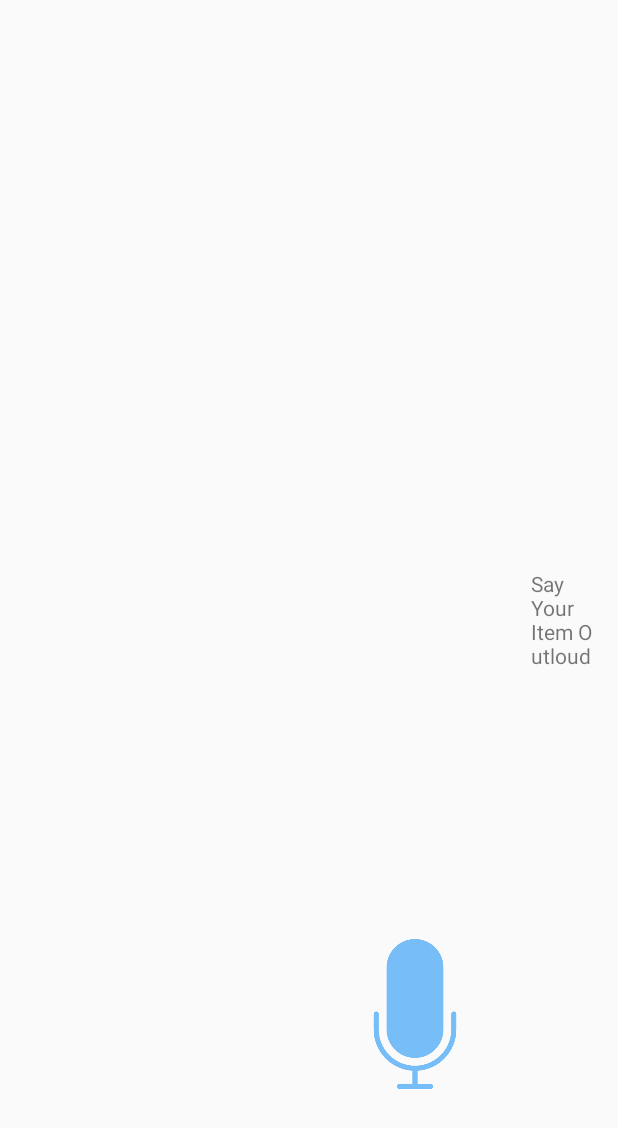
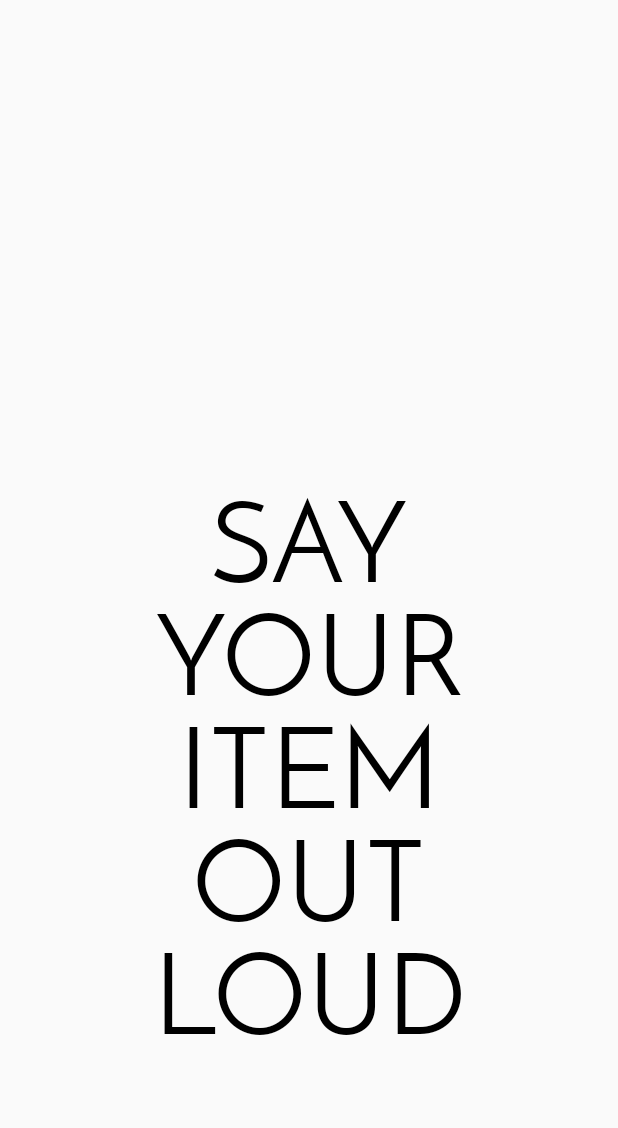
Before and after one commit to yinjisheng311/forgetmenot, an Android app: the SpeechPutActivity screen opened directly, with no data from a screen before it, on a phone screen of 412 x 824 dp. Shown: the top 1128 px of the screen. Run offline under Robolectric (Android 15) with nearby library versions, the phone set to English and light mode, and no system bars; libraries missing offline, so code that uses them is left out: com.loopj.android, cz.msebera.android; Roboto replaces fonts that are not available here.

Commit message:
Add speech put

```diff
--- a/app/build.gradle
+++ b/app/build.gradle
@@ -23,6 +23,7 @@ android {
 }
 
 dependencies {
+    compile 'com.loopj.android:android-async-http:1.4.9'
     compile fileTree(dir: 'libs', include: ['*.jar'])
     androidTestCompile('com.android.support.test.espresso:espresso-core:2.2.2', {
         exclude group: 'com.android.support', module: 'support-annotations'
--- a/app/src/main/AndroidManifest.xml
+++ b/app/src/main/AndroidManifest.xml
@@ -1,6 +1,8 @@
 <?xml version="1.0" encoding="utf-8"?>
 <manifest xmlns:android="http://schemas.android.com/apk/res/android"
     package="com.example.g.forgetmenot">
+
+    <uses-permission android:name="android.permission.INTERNET" />
 
     <application
         android:allowBackup="true"
--- a/app/src/main/java/com/example/g/forgetmenot/Login.java
+++ b/app/src/main/java/com/example/g/forgetmenot/Login.java
@@ -5,6 +5,7 @@ import android.graphics.Typeface;
 import android.support.v7.app.AppCompatActivity;
 import android.os.Bundle;
 import android.view.View;
+import android.widget.Button;
 import android.widget.EditText;
 import android.widget.TextView;
 
@@ -13,6 +14,7 @@ import org.w3c.dom.Text;
 public class Login extends AppCompatActivity {
     EditText usernameEditText,passwordEditText;
     TextView titleTextView;
+    Button loginButton;
     Typeface tf1;
 
 
@@ -22,13 +24,17 @@ public class Login extends AppCompatActivity {
         setContentView(R.layout.activity_login);
         usernameEditText = (EditText) findViewById(R.id.usernameEditText);
         passwordEditText = (EditText) findViewById(R.id.passwordEditText);
+        loginButton = (Button) findViewById(R.id.passwordButton);
 
         titleTextView = (TextView) findViewById(R.id.titleTextView);
+
+        loginButton = (Button) findViewById(R.id.passwordButton);
 
         tf1 = Typeface.createFromAsset(getAssets(), "fonts/JosefinSans-Regular.ttf");
         usernameEditText.setTypeface(tf1);
         passwordEditText.setTypeface(tf1);
         titleTextView.setTypeface(tf1);
+        loginButton.setTypeface(tf1);
     }
     public void LoginIntent(View v){
         Intent loginIntentHere = new Intent(this, HomePage.class);
--- a/app/src/main/java/com/example/g/forgetmenot/SpeechPutActivity.java
+++ b/app/src/main/java/com/example/g/forgetmenot/SpeechPutActivity.java
@@ -1,5 +1,6 @@
 package com.example.g.forgetmenot;
 
+import android.graphics.Typeface;
 import android.support.v7.app.AppCompatActivity;
 import android.os.Bundle;
 import java.util.ArrayList;
@@ -13,8 +14,16 @@ import android.widget.ImageButton;
 import android.widget.TextView;
 import android.widget.Toast;
 
+import org.json.JSONArray;
+import org.json.JSONException;
+import org.json.JSONObject;
+import com.loopj.android.http.*;
+import cz.msebera.android.httpclient.Header;
+
 public class SpeechPutActivity extends AppCompatActivity {
     //private TextView txtSpeechInput;
+    TextView txtSpeechInput;
+    Typeface tf1;
     private ImageButton btnSpeak;
     private final int REQ_CODE_SPEECH_INPUT = 100;
 
@@ -23,8 +32,13 @@ public class SpeechPutActivity extends AppCompatActivity {
         super.onCreate(savedInstanceState);
         setContentView(R.layout.activity_speech_put);
 
-        //txtSpeechInput = (TextView) findViewById(R.id.txtSpeechInput);
+
+        txtSpeechInput = (TextView) findViewById(R.id.putText);
         btnSpeak = (ImageButton) findViewById(R.id.btnSpeak);
+
+        tf1 = Typeface.createFromAsset(getAssets(), "fonts/JosefinSans-Regular.ttf");
+
+        txtSpeechInput.setTypeface(tf1);
 
         btnSpeak.setOnClickListener(new View.OnClickListener() {
             @Override
@@ -33,9 +47,10 @@ public class SpeechPutActivity extends AppCompatActivity {
             }
         });
     }
+
     /**
      * Showing google speech input dialog
-     * */
+     */
     private void promptSpeechInput() {
         Intent intent = new Intent(RecognizerIntent.ACTION_RECOGNIZE_SPEECH);
         intent.putExtra(RecognizerIntent.EXTRA_LANGUAGE_MODEL, RecognizerIntent.LANGUAGE_MODEL_FREE_FORM);
@@ -44,12 +59,13 @@ public class SpeechPutActivity extends AppCompatActivity {
         try {
             startActivityForResult(intent, REQ_CODE_SPEECH_INPUT);
         } catch (ActivityNotFoundException a) {
-            Toast.makeText(getApplicationContext(), getString(R.string.speech_not_supported),Toast.LENGTH_SHORT).show();
+            Toast.makeText(getApplicationContext(), getString(R.string.speech_not_supported), Toast.LENGTH_SHORT).show();
         }
     }
+
     /**
      * Receiving speech input
-     * */
+     */
     @Override
     protected void onActivityResult(int requestCode, int resultCode, Intent data) {
         super.onActivityResult(requestCode, resultCode, data);
@@ -59,10 +75,15 @@ public class SpeechPutActivity extends AppCompatActivity {
                 if (resultCode == RESULT_OK && null != data) {
 
                     ArrayList<String> result = data.getStringArrayListExtra(RecognizerIntent.EXTRA_RESULTS);
-                    //txtSpeechInput.setText(result.get(0));
-                    Intent intent = new Intent(this,SpeechPutIsIt.class);
-                    intent.putExtra("result", result);
+                    txtSpeechInput.setText(result.get(0));
 
+                    RequestParams item = new RequestParams();
+                    item.put("item", result.get(0).replace(" ", "+"));
+                    item.put("bin", 0);
+                    postNewObject(item, result.get(0).replace(" ", "+"), 0);
+
+                    Intent intent = new Intent(this, SpeechPutIsIt.class);
+                    intent.putStringArrayListExtra("result", result);
                     startActivity(intent);
                 }
                 break;
@@ -70,7 +91,46 @@ public class SpeechPutActivity extends AppCompatActivity {
         }
     }
 
-    public void whereIsIt(View view){
+    public void addToServer(View view) {
+        Intent intent = new Intent(this, TakeActivity.class);
+        startActivity(intent);
+    }
+
+    /**
+     * @Override public boolean onCreateOptionsMenu(Menu menu) {
+     * // Inflate the menu; this adds items to the action bar if it is present.
+     * getMenuInflater().inflate(R.menu.main, menu);
+     * return true;
+     * }
+     **/
+
+    public void postNewObject(RequestParams item2, String item, int bin) {
+        SpeechActivityClient.post("api/item/add?item=" + item + "&bin=" + bin, item2, new JsonHttpResponseHandler() {
+            @Override
+            public void onStart() {
+
+            }
+
+            @Override
+            public void onSuccess(int statusCode, Header[] headers, JSONObject existingObject) {
+                try {
+                    //JSONObject newObject = existingObject.getJSONObject(0);
+                    System.out.println("Works");
+                } catch (Exception e) {
+                    System.out.println("no");
+                }
+
+            }
+
+            public void onRetry(int retryNo) {
+
+            }
+
+            public void onFailure(int x, Header[] y, String z, Throwable l) {
+                System.out.println(z);
+            }
+
+        });
 
     }
 }
--- a/app/src/main/res/layout/activity_speech_put.xml
+++ b/app/src/main/res/layout/activity_speech_put.xml
@@ -11,28 +11,27 @@
     tools:context="com.example.g.forgetmenot.SpeechPutActivity">
 
     <TextView
-        android:text="Say Your Item Outloud"
+        android:textColor="@color/colorBlack"
+        android:text="SAY YOUR ITEM OUT LOUD"
+        android:gravity="center"
+        android:textSize="75dp"
         android:layout_width="wrap_content"
         android:layout_height="wrap_content"
-        android:layout_alignParentTop="true"
+        android:layout_marginTop="300dp"
+        android:layout_alignParentRight="true"
         android:layout_alignParentLeft="true"
-        android:layout_alignParentStart="true"
-        android:layout_marginLeft="338dp"
-        android:layout_marginStart="338dp"
-        android:layout_marginTop="363dp"
-        android:id="@+id/textView3" />
+        android:layout_marginLeft="30dp"
+        android:layout_marginRight="30dp"
+        android:id="@+id/putText" />
 
     <ImageButton
         android:id="@+id/btnSpeak"
-        android:layout_width="100dp"
-        android:layout_height="100dp"
+        android:layout_width="250dp"
+        android:layout_height="250dp"
         android:background="@null"
         android:scaleType="fitXY"
         android:src="@drawable/mic"
-        android:layout_below="@+id/textView3"
-        android:layout_alignRight="@+id/textView3"
-        android:layout_alignEnd="@+id/textView3"
-        android:layout_marginRight="69dp"
-        android:layout_marginEnd="69dp"
-        android:layout_marginTop="179dp" />
+        android:layout_marginTop="179dp"
+        android:layout_below="@+id/putText"
+        android:layout_centerHorizontal="true" />
 </RelativeLayout>
--- a/app/src/main/res/values/colors.xml
+++ b/app/src/main/res/values/colors.xml
@@ -9,4 +9,5 @@
     <color name="colorGreen">#25ae88</color>
     <color name="colorGrey">#a7aaa9</color>
     <color name="colorBlack">#000000</color>
+    <color name="colorRed">#d55b4f</color>
 </resources>
```
Also changed, not shown: app/src/main/java/com/example/g/forgetmenot/HomePage.java (+15 -1 lines), app/src/main/java/com/example/g/forgetmenot/SpeechActivityClient.java (added, +26 -0 lines), app/src/main/java/com/example/g/forgetmenot/SpeechPutIsIt.java (+18 -2 lines), app/src/main/res/drawable/special_button.xml (+4 -4 lines), app/src/main/res/layout/activity_home_page.xml (+27 -28 lines), app/src/main/res/layout/activity_login.xml (+65 -37 lines), app/src/main/res/layout/activity_speech_put_is_it.xml (+35 -15 lines), app/src/main/res/drawable/locked_padlock.png (added), app/src/main/res/drawable/logout.png (added), app/src/main/res/drawable/padlock.png (added), app/src/main/res/drawable/user.png (added), app/src/main/res/drawable/user_black.png (added), app/src/main/res/drawable/whitebackground.png (added), app/src/main/res/drawable/whiteshelf.png (added).
